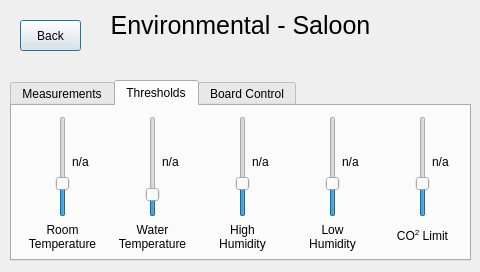
Above: ec_saloon.ui from MicrowattAthena/Lena_Modbus before the change. Below: the same form after it.
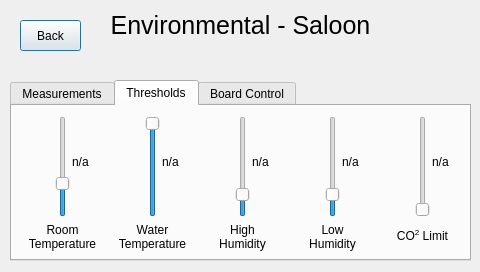
That is the form after the change. The open tabs and pages were chosen to show the change. Icons and pictures are not drawn.

The edit to the form file:
```diff
--- a/ec_saloon.ui
+++ b/ec_saloon.ui
@@ -436,13 +436,13 @@
       </rect>
      </property>
      <property name="minimum">
-      <number>0</number>
+      <number>25</number>
      </property>
      <property name="maximum">
-      <number>100</number>
+      <number>60</number>
      </property>
      <property name="value">
-      <number>18</number>
+      <number>60</number>
      </property>
      <property name="orientation">
       <enum>Qt::Vertical</enum>
@@ -475,10 +475,10 @@
       </rect>
      </property>
      <property name="minimum">
-      <number>15</number>
+      <number>0</number>
      </property>
      <property name="maximum">
-      <number>25</number>
+      <number>100</number>
      </property>
      <property name="value">
       <number>18</number>
@@ -514,10 +514,10 @@
       </rect>
      </property>
      <property name="minimum">
-      <number>15</number>
+      <number>0</number>
      </property>
      <property name="maximum">
-      <number>25</number>
+      <number>100</number>
      </property>
      <property name="value">
       <number>18</number>
@@ -553,13 +553,19 @@
       </rect>
      </property>
      <property name="minimum">
-      <number>15</number>
+      <number>400</number>
      </property>
      <property name="maximum">
-      <number>25</number>
+      <number>3000</number>
+     </property>
+     <property name="singleStep">
+      <number>100</number>
+     </property>
+     <property name="pageStep">
+      <number>100</number>
      </property>
      <property name="value">
-      <number>18</number>
+      <number>400</number>
      </property>
      <property name="orientation">
       <enum>Qt::Vertical</enum>
```
Left out of the diff: 6 changed lines with no effect on the pictures.
